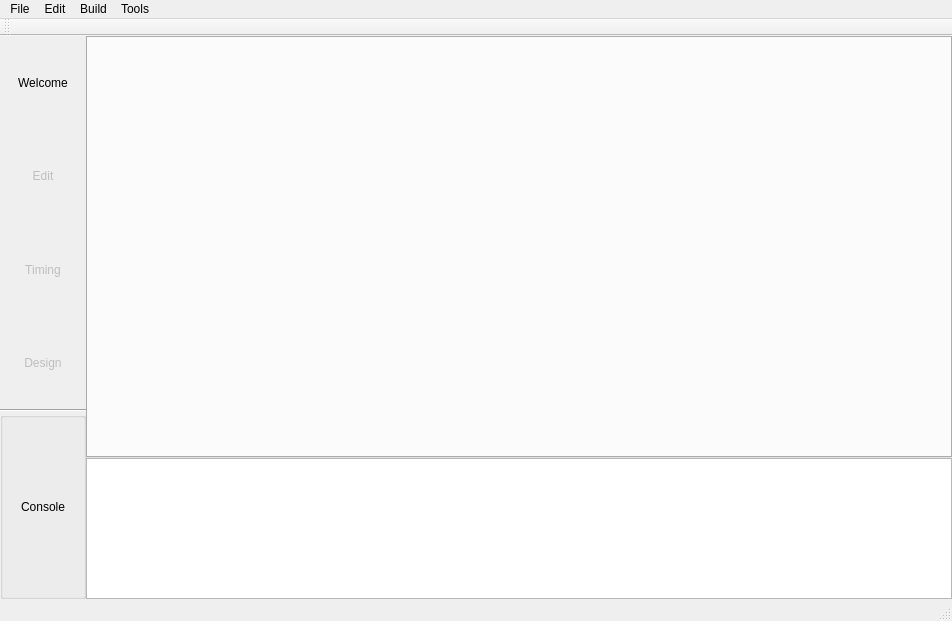
Before: the Qt Designer form mainwindow.ui in libresilicon/qtflow, drawn with Qt 5.
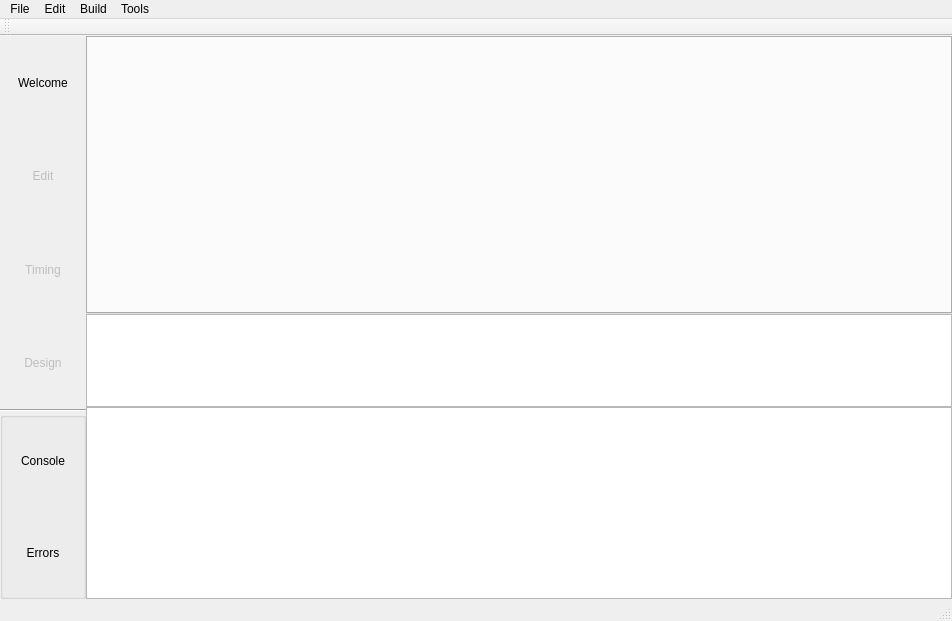
After: the same form once the commit is applied.

Diff of the .ui file:
```diff
--- a/mainwindow.ui
+++ b/mainwindow.ui
@@ -158,7 +158,7 @@
           <item row="0" column="0">
            <widget class="QPushButton" name="tcshExpand">
             <property name="sizePolicy">
-             <sizepolicy hsizetype="Minimum" vsizetype="Minimum">
+             <sizepolicy hsizetype="Minimum" vsizetype="Expanding">
               <horstretch>0</horstretch>
               <verstretch>0</verstretch>
              </sizepolicy>
@@ -171,6 +171,22 @@
             </property>
            </widget>
           </item>
+          <item row="1" column="0">
+           <widget class="QPushButton" name="tcshErrors">
+            <property name="sizePolicy">
+             <sizepolicy hsizetype="Minimum" vsizetype="Expanding">
+              <horstretch>0</horstretch>
+              <verstretch>0</verstretch>
+             </sizepolicy>
+            </property>
+            <property name="text">
+             <string>Errors</string>
+            </property>
+            <property name="flat">
+             <bool>true</bool>
+            </property>
+           </widget>
+          </item>
          </layout>
         </widget>
        </item>
@@ -179,7 +195,7 @@
     </item>
     <item>
      <widget class="QFrame" name="mainArea">
-      <layout class="QVBoxLayout" name="verticalLayout_2" stretch="3,1">
+      <layout class="QVBoxLayout" name="verticalLayout_2" stretch="3,1,0">
        <property name="spacing">
         <number>0</number>
        </property>
@@ -199,7 +215,21 @@
         <widget class="QTabWidget" name="tabWidget"/>
        </item>
        <item>
-        <widget class="QPlainTextEdit" name="consoleOut"/>
+        <widget class="QPlainTextEdit" name="consoleOut">
+         <property name="readOnly">
+          <bool>true</bool>
+         </property>
+        </widget>
+       </item>
+       <item>
+        <widget class="QPlainTextEdit" name="consoleError">
+         <property name="enabled">
+          <bool>true</bool>
+         </property>
+         <property name="readOnly">
+          <bool>true</bool>
+         </property>
+        </widget>
        </item>
       </layout>
      </widget>
```
